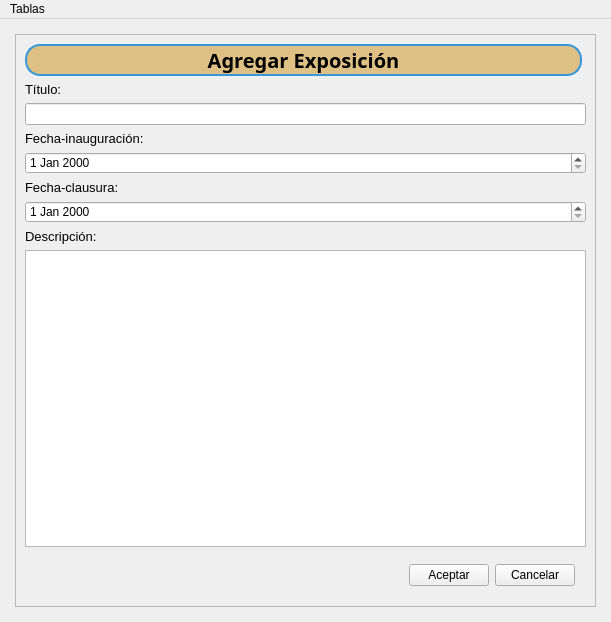
Above: interfaz_agregar.ui from Angelggp/Angelggp before the change. Below: the same form after it.
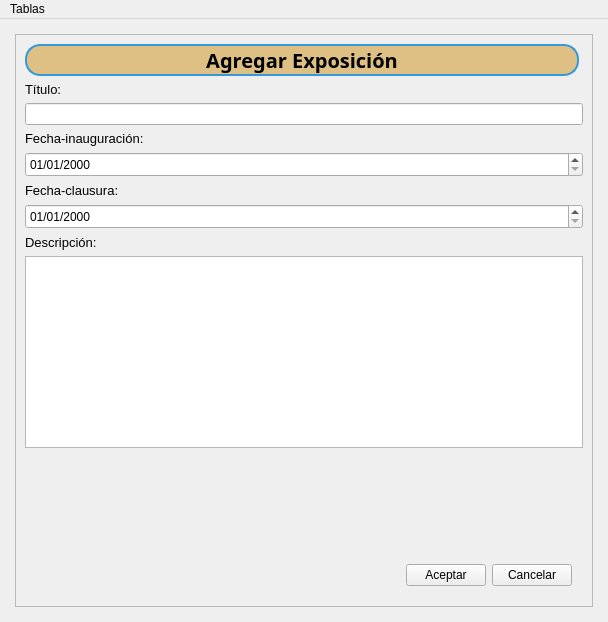
That is the form after the change. The open tabs and pages were chosen to show the change.

```diff
--- a/interfaz_agregar.ui
+++ b/interfaz_agregar.ui
@@ -6,7 +6,7 @@
    <rect>
     <x>0</x>
     <y>0</y>
-    <width>611</width>
+    <width>608</width>
     <height>622</height>
    </rect>
   </property>
@@ -145,7 +145,23 @@
               </widget>
              </item>
              <item>
-              <widget class="QDateEdit" name="dateEdit_fecha_inauguracion"/>
+              <widget class="QDateEdit" name="dateEdit_fecha_inauguracion">
+               <property name="minimumSize">
+                <size>
+                 <width>0</width>
+                 <height>25</height>
+                </size>
+               </property>
+               <property name="maximumSize">
+                <size>
+                 <width>16777215</width>
+                 <height>25</height>
+                </size>
+               </property>
+               <property name="displayFormat">
+                <string>dd/MM/yyyy</string>
+               </property>
+              </widget>
              </item>
              <item>
               <widget class="QLabel" name="label_4">
@@ -160,7 +176,17 @@
               </widget>
              </item>
              <item>
-              <widget class="QDateEdit" name="dateEdit_fecha_clausura"/>
+              <widget class="QDateEdit" name="dateEdit_fecha_clausura">
+               <property name="minimumSize">
+                <size>
+                 <width>0</width>
+                 <height>25</height>
+                </size>
+               </property>
+               <property name="displayFormat">
+                <string>dd/MM/yyyy</string>
+               </property>
+              </widget>
              </item>
              <item>
               <widget class="QLabel" name="label_6">
@@ -177,6 +203,19 @@
              <item>
               <widget class="QTextEdit" name="textEdit_descripcion"/>
              </item>
+             <item>
+              <spacer name="verticalSpacer">
+               <property name="orientation">
+                <enum>Qt::Vertical</enum>
+               </property>
+               <property name="sizeHint" stdset="0">
+                <size>
+                 <width>20</width>
+                 <height>40</height>
+                </size>
+               </property>
+              </spacer>
+             </item>
             </layout>
            </item>
            <item>
@@ -763,7 +802,7 @@
     <rect>
      <x>0</x>
      <y>0</y>
-     <width>611</width>
+     <width>608</width>
      <height>26</height>
     </rect>
    </property>
```
Left out of the diff: 5 changed lines with no effect on the pictures.
